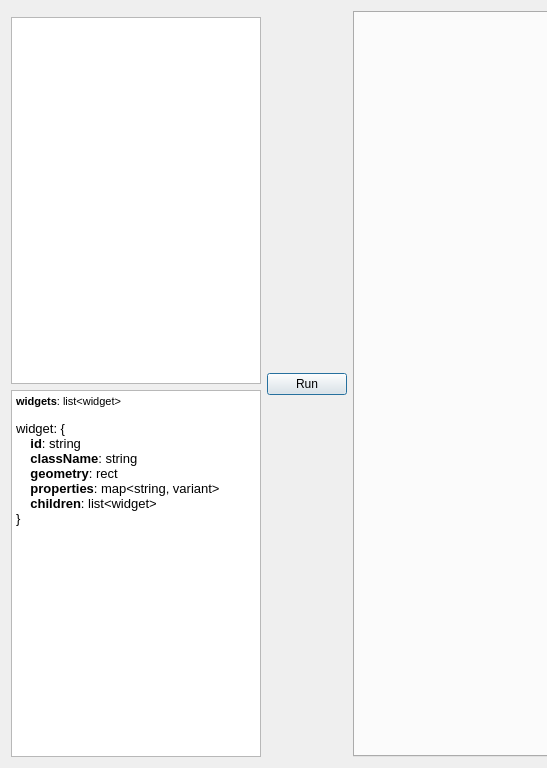
Old version of the form src/widgetdialog.ui in the repository KDAB/knut; both pictures show x 0 to 547 and y 0 to 768 of the 1024 by 768 pixel window.
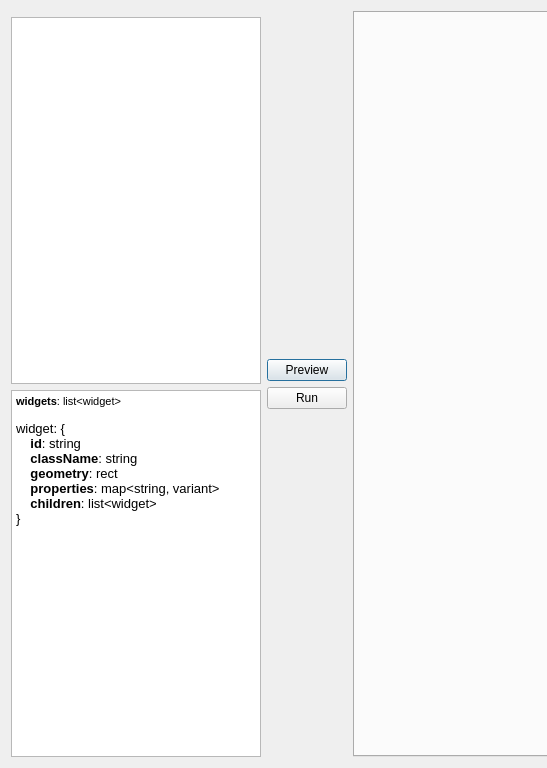
New version of the form. Custom widgets are drawn as their Qt base class.

Commit message: Add preview for widget migrations.

The edit to the form file:
```diff
--- a/src/widgetdialog.ui
+++ b/src/widgetdialog.ui
@@ -89,11 +89,48 @@
     </layout>
    </item>
    <item>
-    <widget class="QPushButton" name="runButton">
-     <property name="text">
-      <string>Run</string>
-     </property>
-    </widget>
+    <layout class="QVBoxLayout" name="verticalLayout_2">
+     <item>
+      <spacer name="verticalSpacer_2">
+       <property name="orientation">
+        <enum>Qt::Vertical</enum>
+       </property>
+       <property name="sizeHint" stdset="0">
+        <size>
+         <width>20</width>
+         <height>40</height>
+        </size>
+       </property>
+      </spacer>
+     </item>
+     <item>
+      <widget class="QPushButton" name="previewButton">
+       <property name="text">
+        <string>Preview</string>
+       </property>
+      </widget>
+     </item>
+     <item>
+      <widget class="QPushButton" name="runButton">
+       <property name="text">
+        <string>Run</string>
+       </property>
+      </widget>
+     </item>
+     <item>
+      <spacer name="verticalSpacer">
+       <property name="orientation">
+        <enum>Qt::Vertical</enum>
+       </property>
+       <property name="sizeHint" stdset="0">
+        <size>
+         <width>20</width>
+         <height>40</height>
+        </size>
+       </property>
+      </spacer>
+     </item>
+    </layout>
    </item>
    <item>
     <widget class="ResultWidget" name="resultWidget"/>
```
Left out of the diff: 20 changed lines with no effect on the pictures. The commit also changes 7 other files.
